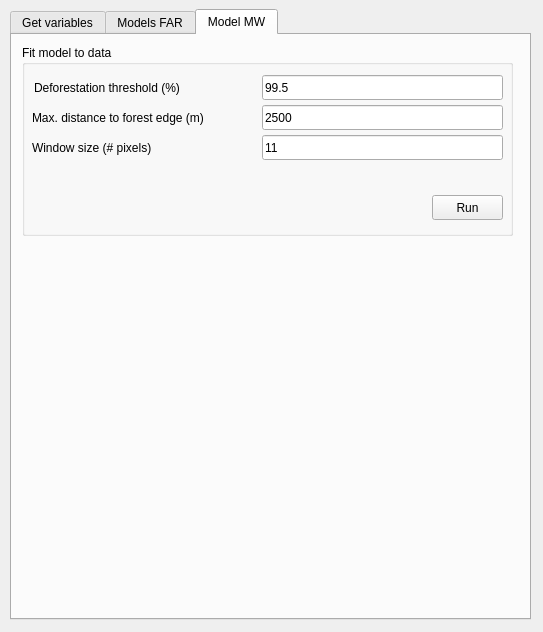
Above: forestatrisk_plugin_dialog_base.ui from ghislainv/deforisk-qgis-plugin before the change. Below: the same form after it.
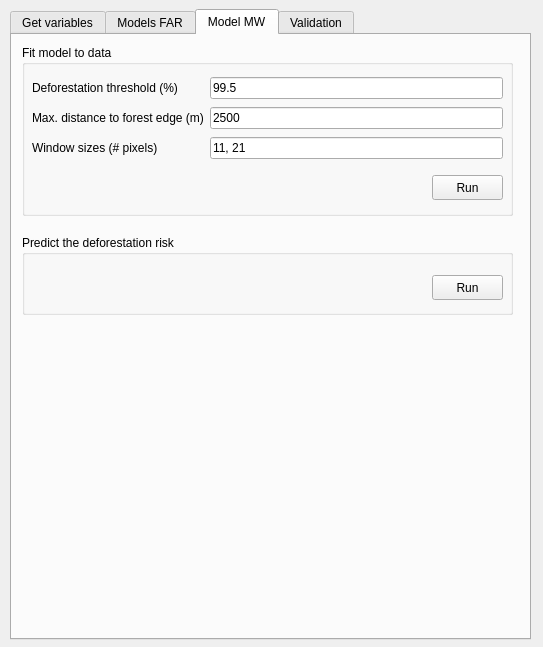
That is the form after the change. The open tabs and pages were chosen to show the change.

Commit message: Validation for all models

The edit to the form file:
```diff
--- a/forestatrisk_plugin_dialog_base.ui
+++ b/forestatrisk_plugin_dialog_base.ui
@@ -7,7 +7,7 @@
     <x>0</x>
     <y>0</y>
     <width>543</width>
-    <height>632</height>
+    <height>647</height>
    </rect>
   </property>
   <property name="windowTitle">
@@ -19,7 +19,7 @@
      <x>10</x>
      <y>9</y>
      <width>521</width>
-     <height>611</height>
+     <height>631</height>
     </rect>
    </property>
    <property name="currentIndex">
@@ -568,7 +568,7 @@
        <x>10</x>
        <y>10</y>
        <width>491</width>
-       <height>191</height>
+       <height>171</height>
       </rect>
      </property>
      <property name="title">
@@ -578,7 +578,7 @@
       <property name="geometry">
        <rect>
         <x>410</x>
-        <y>150</y>
+        <y>130</y>
         <width>71</width>
         <height>25</height>
        </rect>
@@ -587,93 +587,155 @@
        <string>Run</string>
       </property>
      </widget>
-     <widget class="QLineEdit" name="defor_thresh">
+     <widget class="QWidget" name="">
       <property name="geometry">
        <rect>
-        <x>240</x>
+        <x>10</x>
         <y>30</y>
-        <width>241</width>
-        <height>25</height>
+        <width>471</width>
+        <height>89</height>
        </rect>
       </property>
-      <property name="text">
-       <string>99.5</string>
-      </property>
-      <property name="placeholderText">
-       <string>99.5</string>
-      </property>
+      <layout class="QGridLayout" name="gridLayout_6">
+       <item row="0" column="0">
+        <widget class="QLabel" name="label_defor_thresh">
+         <property name="text">
+          <string>Deforestation threshold (%)</string>
+         </property>
+        </widget>
+       </item>
+       <item row="0" column="1">
+        <widget class="QLineEdit" name="defor_thresh">
+         <property name="text">
+          <string>99.5</string>
+         </property>
+         <property name="placeholderText">
+          <string>99.5</string>
+         </property>
+        </widget>
+       </item>
+       <item row="1" column="0">
+        <widget class="QLabel" name="label_max_dist">
+         <property name="text">
+          <string>Max. distance to forest edge (m)</string>
+         </property>
+        </widget>
+       </item>
+       <item row="1" column="1">
+        <widget class="QLineEdit" name="max_dist">
+         <property name="text">
+          <string>2500</string>
+         </property>
+         <property name="placeholderText">
+          <string>2500</string>
+         </property>
+        </widget>
+       </item>
+       <item row="2" column="0">
+        <widget class="QLabel" name="label_win_size">
+         <property name="text">
+          <string>Window sizes (# pixels)</string>
+         </property>
+        </widget>
+       </item>
+       <item row="2" column="1">
+        <widget class="QLineEdit" name="win_size">
+         <property name="text">
+          <string>11, 21</string>
+         </property>
+         <property name="placeholderText">
+          <string>11, 21</string>
+         </property>
+        </widget>
+       </item>
+      </layout>
      </widget>
-     <widget class="QLabel" name="label_defor_thresh">
+    </widget>
+    <widget class="QGroupBox" name="groupBox_rmj_predict">
+     <property name="geometry">
+      <rect>
+       <x>10</x>
+       <y>200</y>
+       <width>491</width>
+       <height>80</height>
+      </rect>
+     </property>
+     <property name="title">
+      <string>Predict the deforestation risk</string>
+     </property>
+     <widget class="QPushButton" name="run_rmj_predict">
       <property name="geometry">
        <rect>
-        <x>12</x>
-        <y>30</y>
-        <width>222</width>
+        <x>410</x>
+        <y>40</y>
+        <width>71</width>
         <height>25</height>
        </rect>
       </property>
       <property name="text">
-       <string>Deforestation threshold (%)</string>
+       <string>Run</string>
       </property>
      </widget>
-     <widget class="QLabel" name="label_max_dist">
+    </widget>
+   </widget>
+   <widget class="QWidget" name="tab">
+    <attribute name="title">
+     <string>Validation</string>
+    </attribute>
+    <widget class="QGroupBox" name="groupBox_validate">
+     <property name="geometry">
+      <rect>
+       <x>10</x>
+       <y>10</y>
+       <width>491</width>
+       <height>111</height>
+      </rect>
+     </property>
+     <property name="title">
+      <string>Model validation</string>
+     </property>
+     <widget class="QPushButton" name="run_validate">
       <property name="geometry">
        <rect>
-        <x>10</x>
-        <y>60</y>
-        <width>222</width>
+        <x>410</x>
+        <y>70</y>
+        <width>71</width>
         <height>25</height>
        </rect>
       </property>
       <property name="text">
-       <string>Max. distance to forest edge (m)</string>
+       <string>Run</string>
       </property>
      </widget>
-     <widget class="QLineEdit" name="max_dist">
-      <property name="geometry">
-       <rect>
-        <x>240</x>
-        <y>60</y>
-        <width>241</width>
-        <height>25</height>
-       </rect>
-      </property>
-      <property name="text">
-       <string>2500</string>
-      </property>
-      <property name="placeholderText">
-       <string>2500</string>
-      </property>
-     </widget>
-     <widget class="QLineEdit" name="win_size">
-      <property name="geometry">
-       <rect>
-        <x>240</x>
-        <y>90</y>
-        <width>241</width>
-        <height>25</height>
-       </rect>
-      </property>
-      <property name="text">
-       <string>11</string>
-      </property>
-      <property name="placeholderText">
-       <string>11</string>
-      </property>
-     </widget>
-     <widget class="QLabel" name="label_win_size">
-      <property name="geometry">
-       <rect>
-        <x>10</x>
-        <y>90</y>
-        <width>222</width>
-        <height>25</height>
-       </rect>
-      </property>
-      <property name="text">
-       <string>Window size (# pixels)</string>
-      </property>
-     </widget>
+    </widget>
+    <widget class="QWidget" name="">
+     <property name="geometry">
+      <rect>
+       <x>20</x>
+       <y>40</y>
+       <width>471</width>
+       <height>27</height>
+      </rect>
+     </property>
+     <layout class="QGridLayout" name="gridLayout_5">
+      <item row="0" column="0">
+       <widget class="QLabel" name="label_csize_val">
+        <property name="text">
+         <string>Coarse grid cell sizes (# pixels)</string>
+        </property>
+       </widget>
+      </item>
+      <item row="0" column="1">
+       <widget class="QLineEdit" name="csizes_val">
+        <property name="text">
+         <string>50, 100</string>
+        </property>
+        <property name="placeholderText">
+         <string>50, 100, 1054</string>
+        </property>
+       </widget>
+      </item>
+     </layout>
     </widget>
    </widget>
   </widget>
```
Left out of the diff: 204 changed lines with no effect on the pictures. The commit also changes 10 other files.
